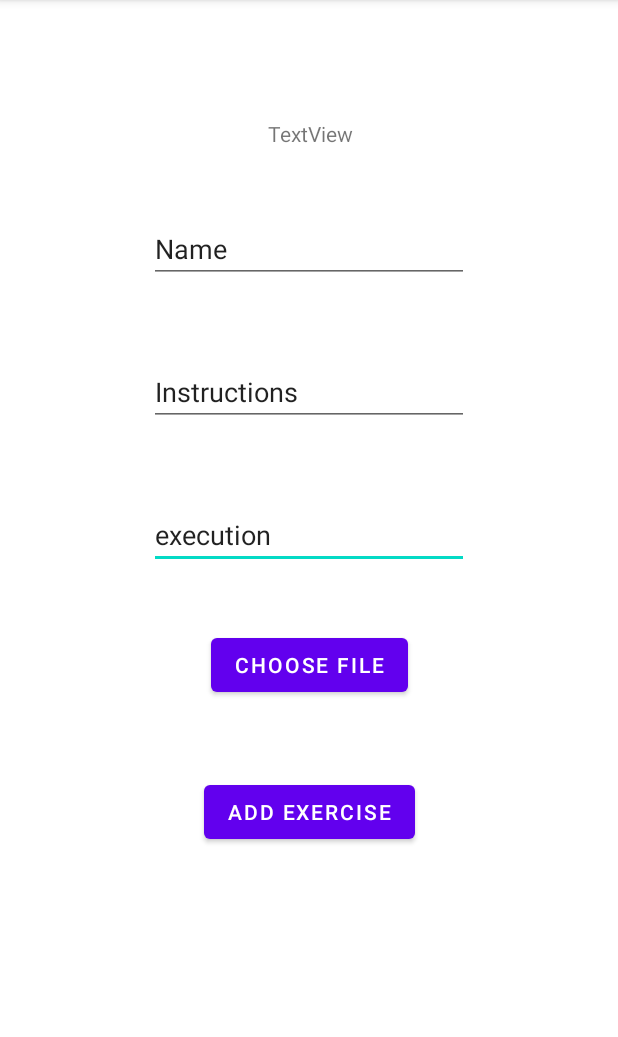
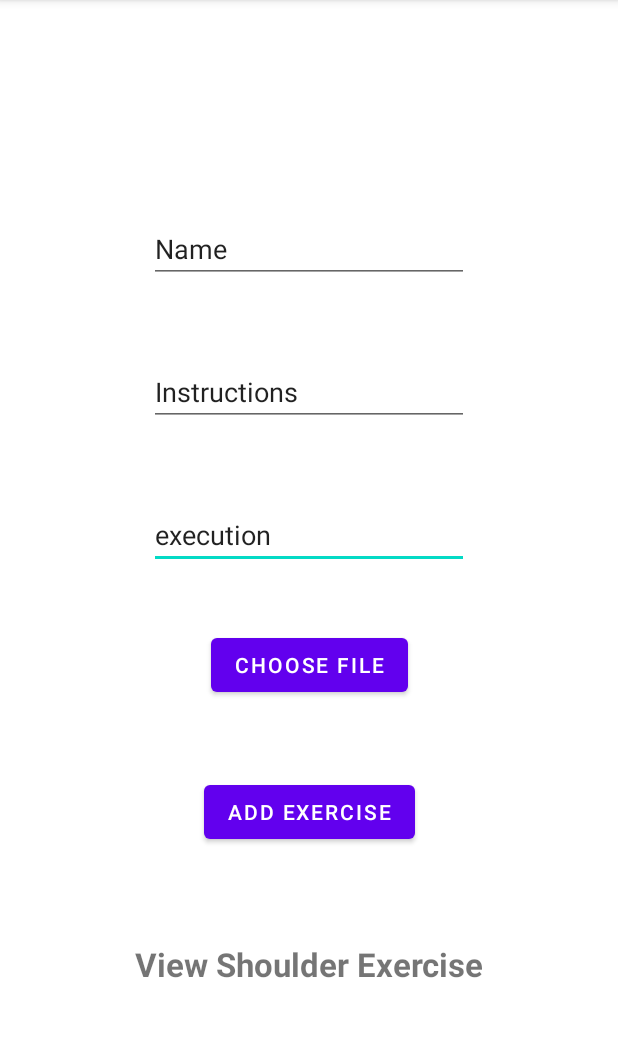
Before and after one commit to navneetsingh6122/MobileAppFinalProject, an Android app: the AdminAddShoulder screen opened directly, with no data from a screen before it, on a phone screen of 412 x 824 dp, the part 84-1121 px from its top. Run offline under Robolectric (Android 15) with nearby library versions, the phone set to English and light mode, and no system bars; our stand-ins replace Firebase (no records; nobody signed in at launch, a user with empty details on screens opened directly); Roboto replaces fonts that are not available here.

```diff
--- a/app/src/main/java/com/example/hiitfit/AdminAddShoulder.java
+++ b/app/src/main/java/com/example/hiitfit/AdminAddShoulder.java
@@ -28,7 +28,7 @@ import java.util.Map;
 import java.util.UUID;
 
 public class AdminAddShoulder extends AppCompatActivity {
-TextView get;
+TextView view;
     EditText name;
     EditText instruction;
     EditText execution;
@@ -52,12 +52,18 @@ public Uri image;
         name = (EditText)findViewById(R.id.editText_name);
         instruction = (EditText)findViewById(R.id.editText_Instructions);
         execution = (EditText)findViewById(R.id.editText_execution);
-get = (TextView)findViewById(R.id.text_getString);
+view = (TextView)findViewById(R.id.text_getString);
         chooseImage = (Button)findViewById(R.id.button_imagechoose);
         fstore = FirebaseFirestore.getInstance();
         add = (Button)findViewById(R.id.button_AddExercise);
 
-
+view.setOnClickListener(new View.OnClickListener() {
+    @Override
+    public void onClick(View v) {
+        Intent intent = new Intent(AdminAddShoulder.this, ShoulderExercise.class);
+        startActivity(intent);
+    }
+});
         chooseImage.setOnClickListener(new View.OnClickListener() {
             @Override
             public void onClick(View v) {
--- a/app/src/main/res/layout/activity_admin_add_shoulder.xml
+++ b/app/src/main/res/layout/activity_admin_add_shoulder.xml
@@ -66,10 +66,10 @@
         android:id="@+id/text_getString"
         android:layout_width="wrap_content"
         android:layout_height="wrap_content"
-        android:layout_marginStart="177dp"
-        android:layout_marginTop="79dp"
-        android:layout_marginEnd="176dp"
-        android:text="TextView"
+        android:layout_marginTop="628dp"
+        android:text="View Shoulder Exercise"
+        android:textSize="22sp"
+        android:textStyle="bold"
         app:layout_constraintEnd_toEndOf="parent"
         app:layout_constraintStart_toStartOf="parent"
         app:layout_constraintTop_toTopOf="parent" />
```
